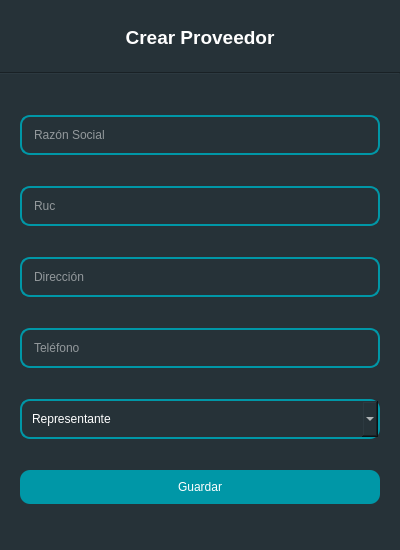
Before: the Qt Designer form ui/proveedor_dialog.ui in hm2206/strong_teeth, drawn with Qt 5.
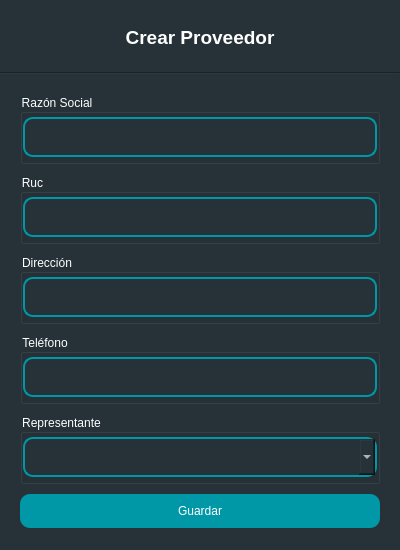
After: the same form once the commit is applied.

Commit message: add info dialogs

```diff
--- a/ui/proveedor_dialog.ui
+++ b/ui/proveedor_dialog.ui
@@ -29,7 +29,8 @@
    <string>Proveedor</string>
   </property>
   <property name="styleSheet">
-   <string notr="true">background-color: #263238;</string>
+   <string notr="true">background-color: #263238;
+color: white;</string>
   </property>
   <property name="modal">
    <bool>false</bool>
@@ -142,26 +143,42 @@
           <number>20</number>
          </property>
          <item>
-          <widget class="QLineEdit" name="input_razon_social">
-           <property name="styleSheet">
-            <string notr="true">QLineEdit {
-    color:  white;
-    border-style:  solid;
-    border-width: 1.5px;
-    border-color: #0097a7;
-	border-radius: 10px;
-	padding: 10px;
-}</string>
+          <widget class="QGroupBox" name="groupBox">
+           <property name="minimumSize">
+            <size>
+             <width>0</width>
+             <height>70</height>
+            </size>
            </property>
-           <property name="placeholderText">
+           <property name="maximumSize">
+            <size>
+             <width>16777215</width>
+             <height>70</height>
+            </size>
+           </property>
+           <property name="title">
             <string>Razón Social</string>
            </property>
-          </widget>
-         </item>
-         <item>
-          <widget class="QLineEdit" name="input_ruc">
-           <property name="styleSheet">
-            <string notr="true">QLineEdit {
+           <layout class="QVBoxLayout" name="verticalLayout_4">
+            <property name="spacing">
+             <number>0</number>
+            </property>
+            <property name="leftMargin">
+             <number>0</number>
+            </property>
+            <property name="topMargin">
+             <number>0</number>
+            </property>
+            <property name="rightMargin">
+             <number>0</number>
+            </property>
+            <property name="bottomMargin">
+             <number>0</number>
+            </property>
+            <item>
+             <widget class="QLineEdit" name="input_razon_social">
+              <property name="styleSheet">
+               <string notr="true">QLineEdit {
     color:  white;
     border-style:  solid;
     border-width: 1.5px;
@@ -169,40 +186,204 @@
 	border-radius: 10px;
 	padding: 10px;
 }</string>
+              </property>
+              <property name="placeholderText">
+               <string/>
+              </property>
+             </widget>
+            </item>
+           </layout>
+          </widget>
+         </item>
+         <item>
+          <widget class="QGroupBox" name="groupBox_2">
+           <property name="minimumSize">
+            <size>
+             <width>0</width>
+             <height>70</height>
+            </size>
            </property>
-           <property name="placeholderText">
+           <property name="maximumSize">
+            <size>
+             <width>16777215</width>
+             <height>70</height>
+            </size>
+           </property>
+           <property name="title">
             <string>Ruc</string>
            </property>
+           <layout class="QVBoxLayout" name="verticalLayout_5">
+            <property name="spacing">
+             <number>0</number>
+            </property>
+            <property name="leftMargin">
+             <number>0</number>
+            </property>
+            <property name="topMargin">
+             <number>0</number>
+            </property>
+            <property name="rightMargin">
+             <number>0</number>
+            </property>
+            <property name="bottomMargin">
+             <number>0</number>
+            </property>
+            <item>
+             <widget class="QLineEdit" name="input_ruc">
+              <property name="styleSheet">
+               <string notr="true">QLineEdit {
+    color:  white;
+    border-style:  solid;
+    border-width: 1.5px;
+    border-color: #0097a7;
+	border-radius: 10px;
+	padding: 10px;
+}</string>
+              </property>
+              <property name="placeholderText">
+               <string/>
+              </property>
+             </widget>
+            </item>
+           </layout>
           </widget>
          </item>
          <item>
-          <widget class="QLineEdit" name="input_direccion">
-           <property name="placeholderText">
+          <widget class="QGroupBox" name="groupBox_3">
+           <property name="minimumSize">
+            <size>
+             <width>0</width>
+             <height>70</height>
+            </size>
+           </property>
+           <property name="maximumSize">
+            <size>
+             <width>16777215</width>
+             <height>70</height>
+            </size>
+           </property>
+           <property name="title">
             <string>Dirección</string>
            </property>
+           <layout class="QVBoxLayout" name="verticalLayout_6">
+            <property name="spacing">
+             <number>0</number>
+            </property>
+            <property name="leftMargin">
+             <number>0</number>
+            </property>
+            <property name="topMargin">
+             <number>0</number>
+            </property>
+            <property name="rightMargin">
+             <number>0</number>
+            </property>
+            <property name="bottomMargin">
+             <number>0</number>
+            </property>
+            <item>
+             <widget class="QLineEdit" name="input_direccion">
+              <property name="placeholderText">
+               <string/>
+              </property>
+             </widget>
+            </item>
+           </layout>
           </widget>
          </item>
          <item>
-          <widget class="QLineEdit" name="input_telefono">
-           <property name="placeholderText">
+          <widget class="QGroupBox" name="groupBox_4">
+           <property name="minimumSize">
+            <size>
+             <width>0</width>
+             <height>70</height>
+            </size>
+           </property>
+           <property name="maximumSize">
+            <size>
+             <width>16777215</width>
+             <height>70</height>
+            </size>
+           </property>
+           <property name="title">
             <string>Teléfono</string>
            </property>
+           <layout class="QVBoxLayout" name="verticalLayout_7">
+            <property name="spacing">
+             <number>0</number>
+            </property>
+            <property name="leftMargin">
+             <number>0</number>
+            </property>
+            <property name="topMargin">
+             <number>0</number>
+            </property>
+            <property name="rightMargin">
+             <number>0</number>
+            </property>
+            <property name="bottomMargin">
+             <number>0</number>
+            </property>
+            <item>
+             <widget class="QLineEdit" name="input_telefono">
+              <property name="placeholderText">
+               <string/>
+              </property>
+             </widget>
+            </item>
+           </layout>
           </widget>
          </item>
          <item>
-          <widget class="QComboBox" name="cmb_representante">
-           <property name="editable">
-            <bool>false</bool>
+          <widget class="QGroupBox" name="groupBox_5">
+           <property name="minimumSize">
+            <size>
+             <width>0</width>
+             <height>70</height>
+            </size>
            </property>
-           <property name="placeholderText">
+           <property name="maximumSize">
+            <size>
+             <width>16777215</width>
+             <height>70</height>
+            </size>
+           </property>
+           <property name="title">
             <string>Representante</string>
            </property>
-           <property name="duplicatesEnabled">
-            <bool>false</bool>
-           </property>
-           <property name="frame">
-            <bool>true</bool>
-           </property>
+           <layout class="QVBoxLayout" name="verticalLayout_8">
+            <property name="spacing">
+             <number>0</number>
+            </property>
+            <property name="leftMargin">
+             <number>0</number>
+            </property>
+            <property name="topMargin">
+             <number>0</number>
+            </property>
+            <property name="rightMargin">
+             <number>0</number>
+            </property>
+            <property name="bottomMargin">
+             <number>0</number>
+            </property>
+            <item>
+             <widget class="QComboBox" name="cmb_representante">
+              <property name="editable">
+               <bool>false</bool>
+              </property>
+              <property name="placeholderText">
+               <string/>
+              </property>
+              <property name="duplicatesEnabled">
+               <bool>false</bool>
+              </property>
+              <property name="frame">
+               <bool>true</bool>
+              </property>
+             </widget>
+            </item>
+           </layout>
           </widget>
          </item>
          <item>
```
The commit also changes 6 other files.
